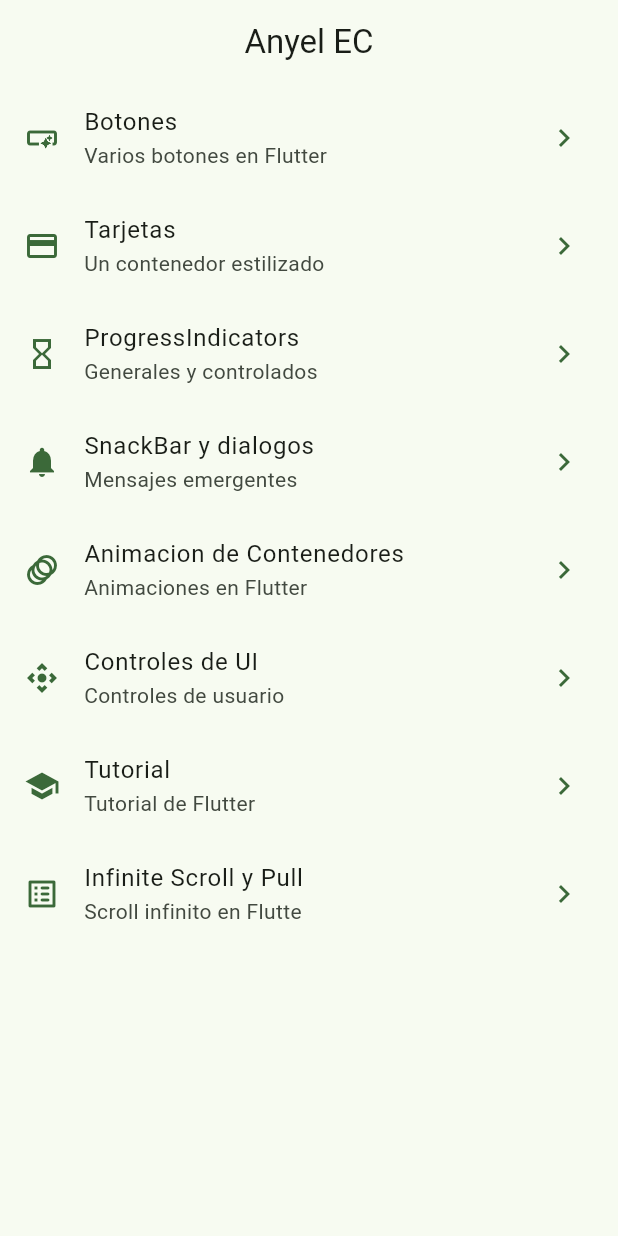
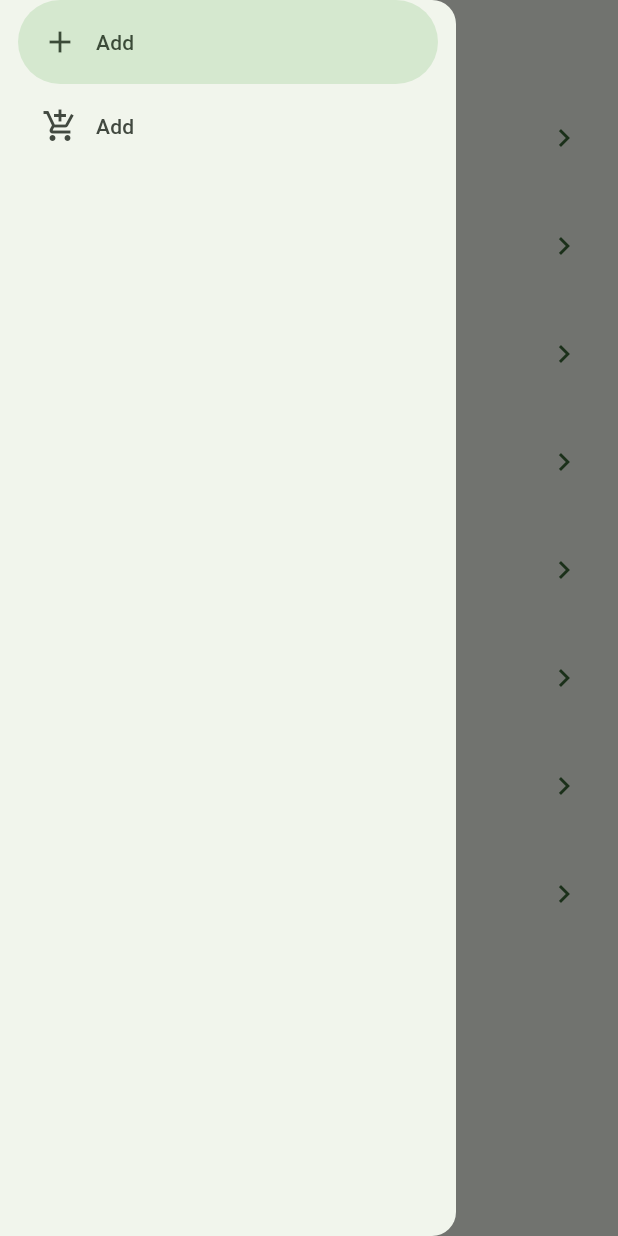
Before and after one commit to Anyel-ec/Widgets-App-Flutter, a Flutter app: the screen it shows after launch, with the side drawer open (before the commit the screen has no drawer), on a phone screen of 412 x 824 dp. Run offline on Flutter 3.47's test engine with Material 3 defaults, Android fonts, the phone set to English and light mode, and no system bars; our stand-ins replace animate_do, go_router.

Commit message:
Start project of about continue widgets

```diff
--- a/lib/presentation/screen/home/home_screen.dart
+++ b/lib/presentation/screen/home/home_screen.dart
@@ -1,6 +1,7 @@
 import 'package:flutter/material.dart';
 import 'package:go_router/go_router.dart';
 import 'package:widgets_app/config/menu/menu_items.dart';
+import 'package:widgets_app/presentation/widgets/side_menu.dart';
 
 
 
@@ -15,7 +16,8 @@ class HomeScreen extends StatelessWidget {
       appBar: AppBar(
         title: const Text('Anyel EC'),
       ),
-      body: _HomeView(),
+      body: const _HomeView(),
+      drawer: const SideMenu()
     );
   }
 }
--- /dev/null
+++ b/lib/presentation/widgets/side_menu.dart
@@ -0,0 +1,29 @@
+import 'package:flutter/material.dart';
+
+class SideMenu extends StatefulWidget {
+  const SideMenu({super.key});
+
+  @override
+  State<SideMenu> createState() => _SideMenuState();
+}
+
+class _SideMenuState extends State<SideMenu> {
+  int navDrawerIndex = 0; // para saber que item del menu esta seleccionado
+  @override
+  Widget build(BuildContext context) {
+    return NavigationDrawer(
+      selectedIndex: navDrawerIndex ,
+      onDestinationSelected: (value) => setState(() => navDrawerIndex = value),
+      children: const [
+      NavigationDrawerDestination(
+        icon:  Icon(Icons.add),
+        label:  Text ('Add'),
+      ),
+
+       NavigationDrawerDestination(
+        icon:  Icon(Icons.add_shopping_cart),
+        label:  Text ('Add'),
+      ),
+    ]);
+  }
+}
```
